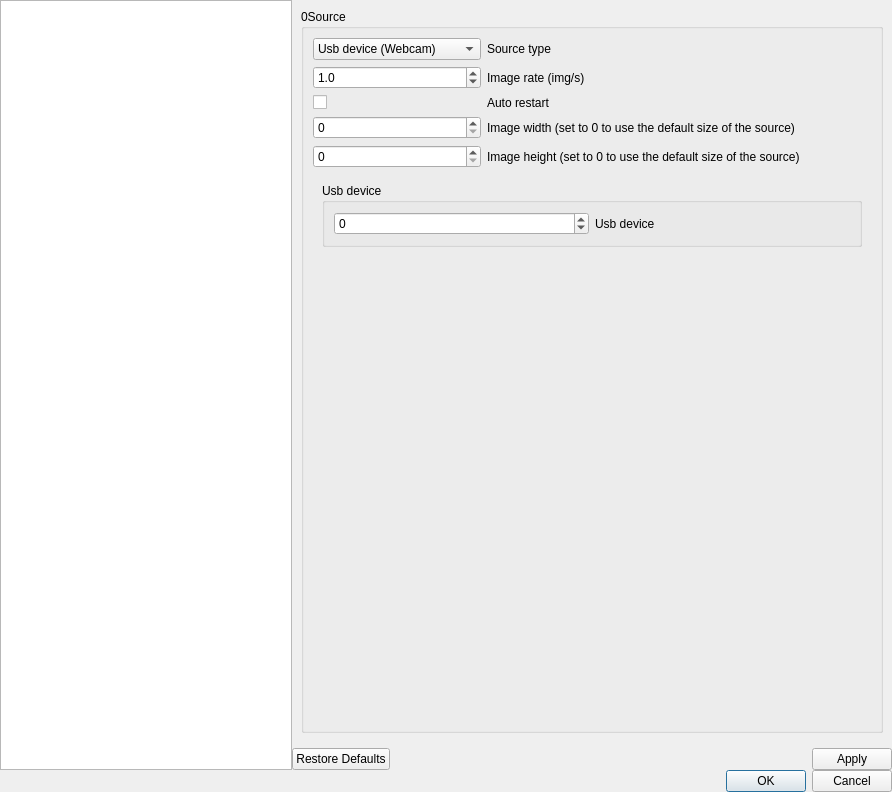
Old version of the form guilib/src/ui/preferencesDialog.ui in the repository introlab/rtabmap.
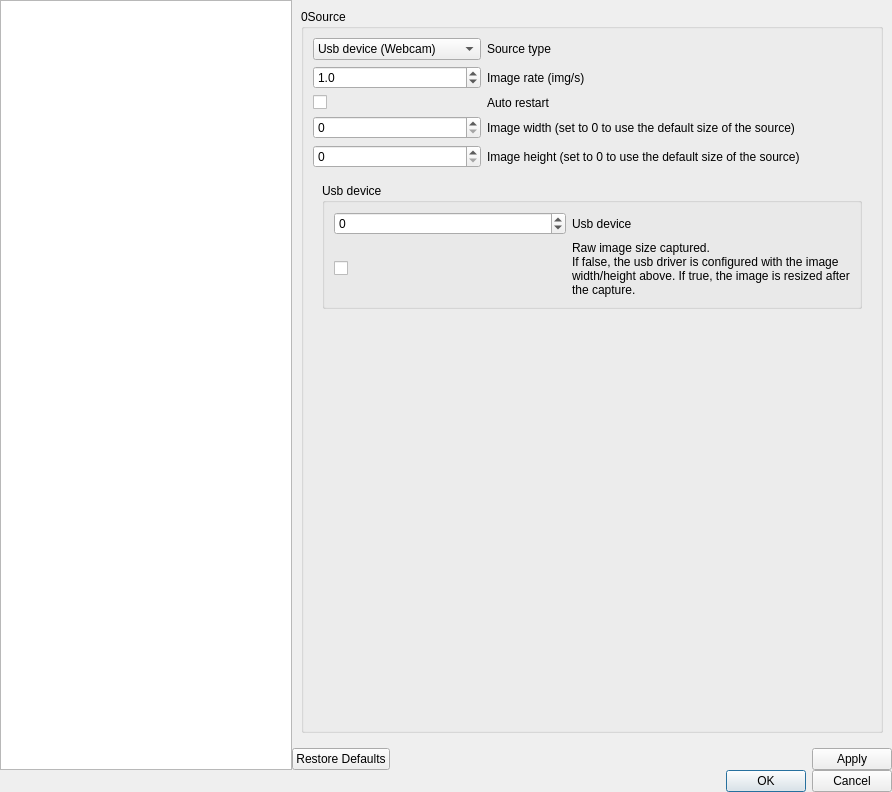
New version of the form. The open tabs and pages were chosen to show the change. Icons and pictures are not drawn. Custom widgets are drawn as their Qt base class.

Commit message: Added rawImageSizeCaptured parameter for Usb source device

What changed in the file:
```diff
--- a/guilib/src/ui/preferencesDialog.ui
+++ b/guilib/src/ui/preferencesDialog.ui
@@ -576,6 +576,24 @@
                        </property>
                       </widget>
                      </item>
+                     <item row="1" column="0">
+                      <widget class="QCheckBox" name="general_checkBox_rawImageSizeCaptured">
+                       <property name="text">
+                        <string/>
+                       </property>
+                      </widget>
+                     </item>
+                     <item row="1" column="1">
+                      <widget class="QLabel" name="label_13">
+                       <property name="text">
+                        <string>Raw image size captured.
+If false, the usb driver is configured with the image width/height above. If true, the image is resized after the capture.</string>
+                       </property>
+                       <property name="wordWrap">
+                        <bool>true</bool>
+                       </property>
+                      </widget>
+                     </item>
                     </layout>
                    </widget>
                   </item>
```
Left out of the diff: 11 changed lines with no effect on the pictures. The commit also changes 6 other files.
